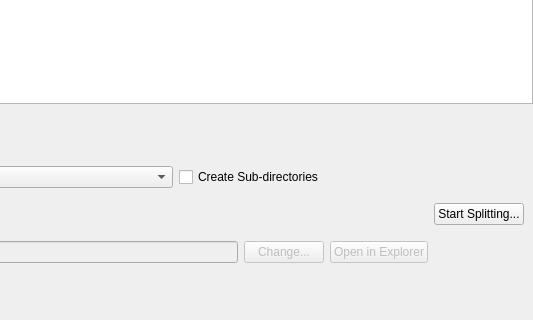
This is src/ui/batchwidget.ui in zxunge/FreePictureSplitter as Qt 5 draws it before an edit; both pictures show x 662 to 1195 and y 350 to 670 of the 1195 by 670 pixel window. The edited form follows.
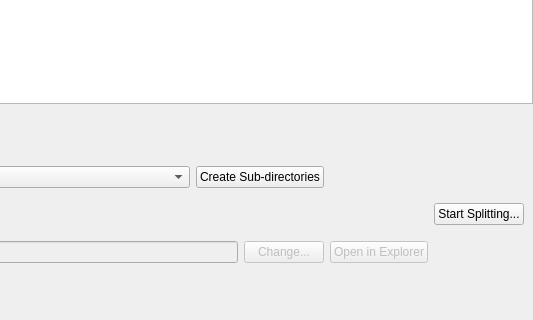
This is the edited form. Icons and pictures are not drawn. Custom widgets are drawn as their Qt base class.

```diff
--- a/src/ui/batchwidget.ui
+++ b/src/ui/batchwidget.ui
@@ -389,13 +389,6 @@
    <item row="3" column="0" colspan="2">
     <widget class="QWidget" name="wgtOptions" native="true">
      <layout class="QGridLayout" name="gridLayout">
-      <item row="0" column="2" colspan="2">
-       <widget class="QCheckBox" name="chbSubdir">
-        <property name="text">
-         <string>Create Sub-directories</string>
-        </property>
-       </widget>
-      </item>
       <item row="0" column="1">
        <widget class="QComboBox" name="cbxLocation">
         <property name="sizePolicy">
@@ -480,6 +473,13 @@
         </property>
        </widget>
       </item>
+      <item row="0" column="2" colspan="2">
+       <widget class="oclero::qlementine::Switch" name="swSubdir">
+        <property name="text">
+         <string>Create Sub-directories</string>
+        </property>
+       </widget>
+      </item>
      </layout>
     </widget>
    </item>
@@ -593,6 +593,18 @@
    </property>
   </action>
  </widget>
+ <customwidgets>
+  <customwidget>
+   <class>oclero::qlementine::LineEdit</class>
+   <extends>QLineEdit</extends>
+   <header>oclero/qlementine/widgets/LineEdit.hpp</header>
+  </customwidget>
+  <customwidget>
+   <class>oclero::qlementine::Switch</class>
+   <extends>QPushButton</extends>
+   <header>oclero/qlementine/widgets/Switch.hpp</header>
+  </customwidget>
+ </customwidgets>
  <resources>
   <include location="../resources/fps.qrc"/>
  </resources>
```
Left out of the diff: 2 changed lines with no effect on the pictures.
